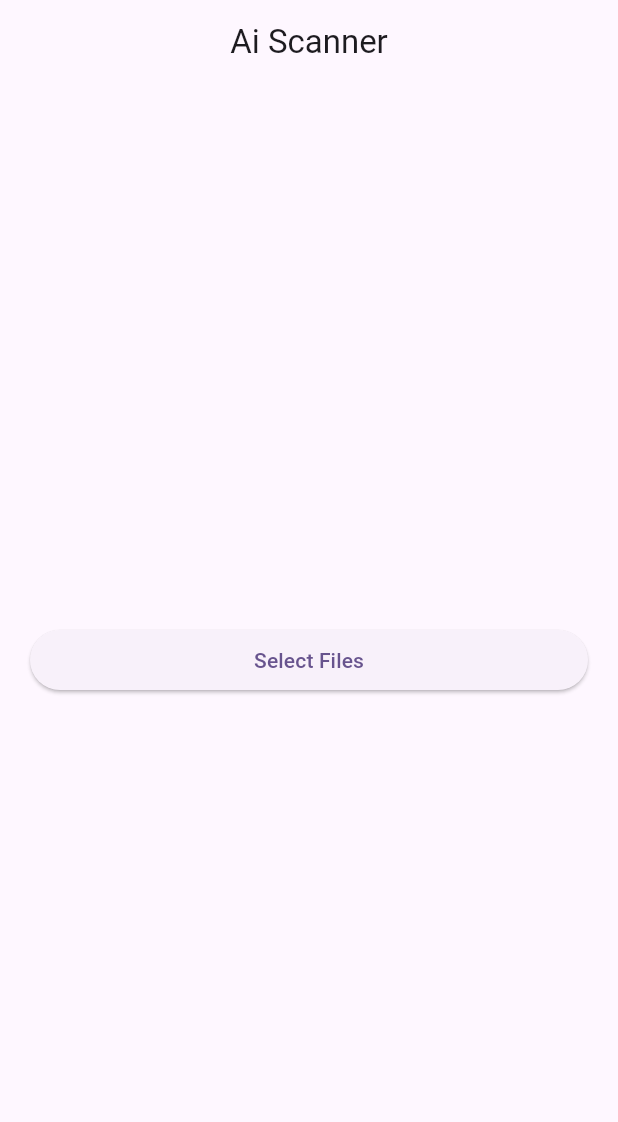
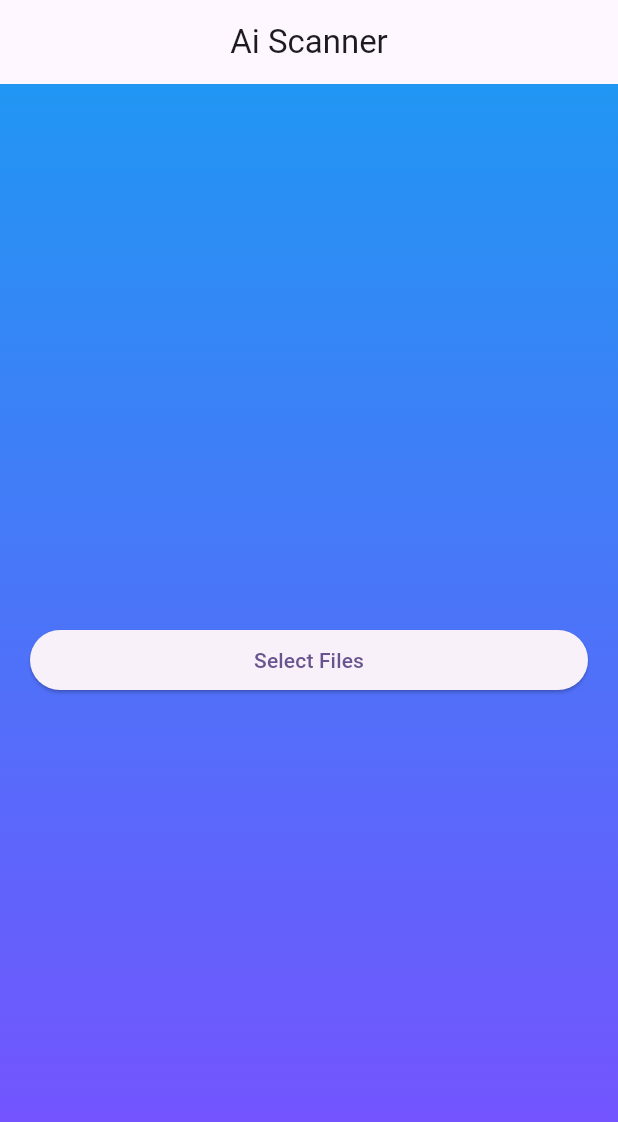
Before and after one commit to DC-21/file_picker_ui, a Flutter app: the screen it shows after launch, on a phone screen of 412 x 824 dp. Shown: the top 1122 px of the screen. Run offline on Flutter 3.47's test engine with Material 2 defaults, Android fonts, the phone set to English and light mode, and no system bars; our stand-ins replace file_picker, open_file.

Commit message:
first commit

```diff
--- a/lib/home_page.dart
+++ b/lib/home_page.dart
@@ -27,7 +27,15 @@ class _MyHomePageState extends State<MyHomePage> {
         title: const Text("Ai Scanner"),
         centerTitle: true,
       ),
-      body: Center(
+      body: Container(
+        decoration: const BoxDecoration(
+          gradient: LinearGradient(
+            colors: [Colors.blue, Colors.deepPurpleAccent],
+            begin: Alignment.topCenter,
+            end: Alignment.bottomCenter,
+          ),
+        ),
+        child: Center(
           child: Container(
             padding: const EdgeInsets.symmetric(horizontal: 20),
             width: double.infinity,
@@ -37,6 +45,7 @@ class _MyHomePageState extends State<MyHomePage> {
             ),
           ),
         ),
+      ),
     );
   }
 }
--- a/lib/results_page.dart
+++ b/lib/results_page.dart
@@ -19,7 +19,7 @@ class ResponsePage extends StatelessWidget {
             color: Colors.white,
           ),
         ),
-        backgroundColor: Color.fromARGB(255, 54, 33, 243),
+        backgroundColor: const Color.fromARGB(255, 54, 33, 243),
         iconTheme: const IconThemeData(
           color: Colors.white,
         ),
```
Lines whose indentation alone changed are shown as unchanged.
